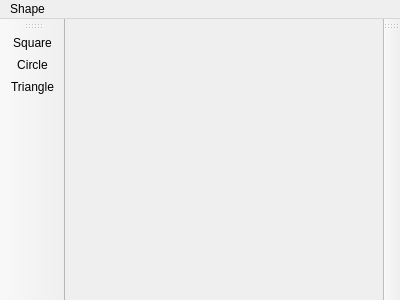
This is mainwindow.ui in laban211/ADP as Qt 5 draws it before an edit. The edited form follows.
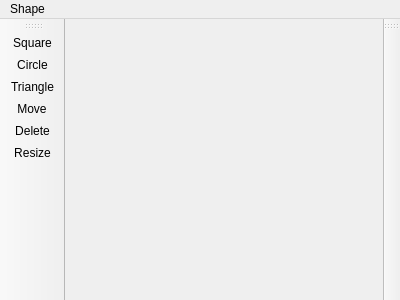
This is the edited form.

```diff
--- a/mainwindow.ui
+++ b/mainwindow.ui
@@ -43,6 +43,9 @@
    <addaction name="actionSquare"/>
    <addaction name="actionCircle"/>
    <addaction name="actionTriangle"/>
+   <addaction name="actionMove"/>
+   <addaction name="actionDelete"/>
+   <addaction name="actionResize"/>
   </widget>
   <widget class="QToolBar" name="rightToolBar">
    <property name="windowTitle">
@@ -70,6 +73,21 @@
     <string>Triangle</string>
    </property>
   </action>
+  <action name="actionMove">
+   <property name="text">
+    <string>Move</string>
+   </property>
+  </action>
+  <action name="actionDelete">
+   <property name="text">
+    <string>Delete</string>
+   </property>
+  </action>
+  <action name="actionResize">
+   <property name="text">
+    <string>Resize</string>
+   </property>
+  </action>
  </widget>
  <layoutdefault spacing="6" margin="11"/>
  <resources/>
```
